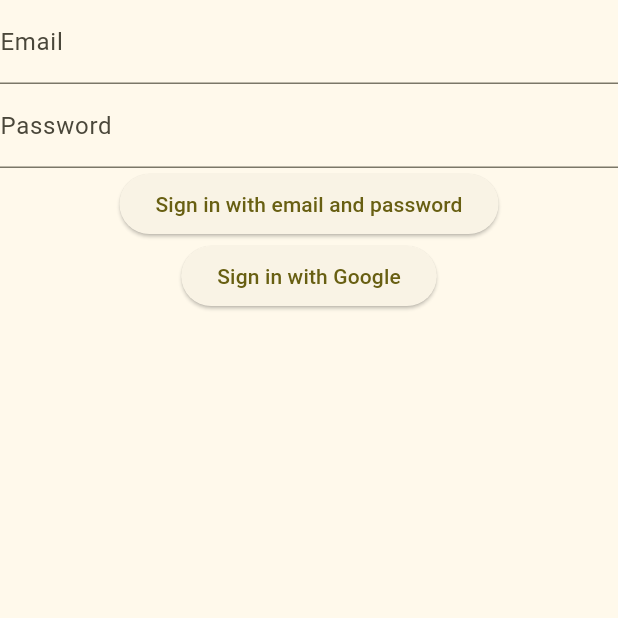
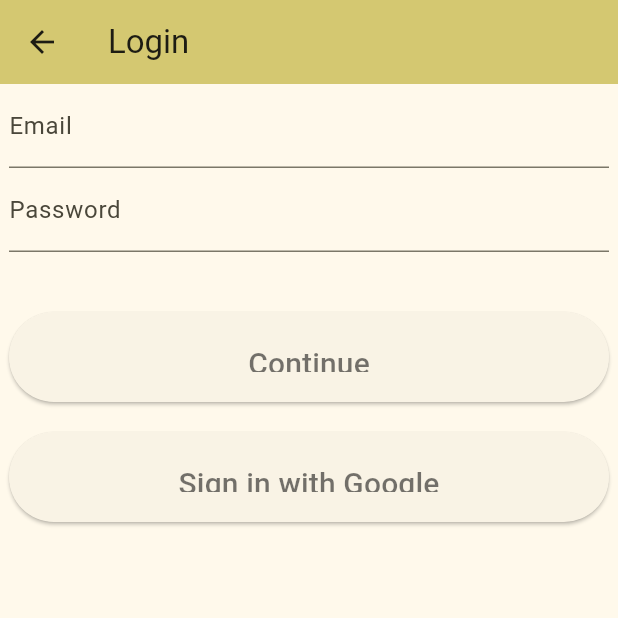
Before and after one commit to YukaChoco/group-introduce-app, a Flutter app: the LoginPage screen opened by its route, after a tap on "Sign in with Google", on a phone screen of 412 x 824 dp, the top half of it. Run offline on Flutter 3.47's test engine with Material 2 defaults, Android fonts, the light colour scheme and no system bars; our stand-ins replace cloud_firestore, firebase_auth, firebase_core, flutter_riverpod, google_sign_in; accounts and stored records are empty; network calls fail.

Commit message:
loginpageをwidgetsに分けた

```diff
--- a/lib/data/repository/firebase_auth_impl.dart
+++ b/lib/data/repository/firebase_auth_impl.dart
@@ -3,7 +3,6 @@
 import 'package:google_sign_in/google_sign_in.dart';
 import 'package:group_introduce_project/domain/model/firebase_auth.dart';
 import 'package:group_introduce_project/domain/repository/firebase_auth.dart';
-
 
 class FirebaseAuthRepository implements AuthRepository {
   final FirebaseAuth _firebaseAuth;
@@ -12,9 +11,11 @@
   FirebaseAuthRepository(this._firebaseAuth, this._googleSignIn);
 
   @override
-  Future<User?> signInWithEmailAndPassword(String email, String password) async {
+  Future<User?> signInWithEmailAndPassword(
+      String email, String password) async {
     try {
-      UserCredential userCredential = await _firebaseAuth.signInWithEmailAndPassword(
+      UserCredential userCredential =
+          await _firebaseAuth.signInWithEmailAndPassword(
         email: email,
         password: password,
       );
@@ -28,14 +29,31 @@
   Future<User?> signInWithGoogle() async {
     try {
       final googleSignInAccount = await _googleSignIn.signIn();
-      final googleSignInAuthentication = await googleSignInAccount!.authentication;
+      final googleSignInAuthentication =
+          await googleSignInAccount!.authentication;
 
       final credential = GoogleAuthProvider.credential(
         accessToken: googleSignInAuthentication.accessToken,
         idToken: googleSignInAuthentication.idToken,
       );
 
-      final userCredential = await _firebaseAuth.signInWithCredential(credential);
+      final userCredential =
+          await _firebaseAuth.signInWithCredential(credential);
+      return userCredential.user;
+    } catch (e) {
+      throw e;
+    }
+  }
+
+  @override
+  Future<User?> signUpWithEmailAndPassword(
+      String email, String password,String names) async {
+    try {
+      UserCredential userCredential =
+          await _firebaseAuth.createUserWithEmailAndPassword(
+        email: email,
+        password: password,
+      );
       return userCredential.user;
     } catch (e) {
       throw e;
@@ -48,9 +66,7 @@
   }
 }
 
-
-
-final authRepositoryProvider =Provider<AuthRepository>((ref) {
+final authRepositoryProvider = Provider<AuthRepository>((ref) {
   final firebaseAuth = ref.read(firebaseAuthProvider);
   final googleSignIn = ref.read(googleSignInProvider);
   return FirebaseAuthRepository(firebaseAuth, googleSignIn);
--- a/lib/data/repository/profile_impl.dart
+++ b/lib/data/repository/profile_impl.dart
@@ -7,6 +7,8 @@
   final FirebaseFirestore _firestore;
 
   FirestoreProfileRepository(this._firestore);
+
+
 
   @override
   Stream<List<Profile>> getOrgAllProfile(orgID) {
--- a/lib/domain/repository/firebase_auth.dart
+++ b/lib/domain/repository/firebase_auth.dart
@@ -3,5 +3,6 @@
 abstract class AuthRepository {
   Future<User?> signInWithEmailAndPassword(String email, String password);
   Future<User?> signInWithGoogle();
+  Future<User?> signUpWithEmailAndPassword(String email, String password, String name);
   Future<void> signOut();
 }
--- /dev/null
+++ b/lib/domain/repository/user.dart
@@ -0,0 +1,5 @@
+import 'package:group_introduce_project/domain/model/user.dart';
+
+abstract class UserRepository {
+  Future<void> addUser(CustomUser user);
+}
--- a/lib/presentation/views/login.dart
+++ b/lib/presentation/views/login.dart
@@ -1,9 +1,8 @@
-
-
-
 import 'package:flutter/material.dart';
 import 'package:flutter_riverpod/flutter_riverpod.dart';
-import 'package:group_introduce_project/domain/usecase/firebase_auth.dart';
+import 'package:group_introduce_project/presentation/widgets/login_text_field.dart';
+import 'package:group_introduce_project/presentation/widgets/sign_in_with_google.dart';
+import 'package:group_introduce_project/presentation/widgets/sign_in_with_email_and_password.dart';
 
 class LoginPage extends ConsumerWidget {
   final emailController = TextEditingController();
@@ -11,38 +10,22 @@
 
   @override
   Widget build(BuildContext context, WidgetRef ref) {
-    final signInWithEmailAndPassword = ref.read(signInWithEmailAndPasswordUseCaseProvider);
-    final signInWithGoogle = ref.read(signInWithGoogleUseCaseProvider);
-
     return Scaffold(
-      body: Column(
-        children: <Widget>[
-          TextField(
-            controller: emailController,
-            decoration: const InputDecoration(labelText: 'Email'),
-          ),
-          TextField(
-            controller: passwordController,
-            decoration: const InputDecoration(labelText: 'Password'),
-          ),
-          ElevatedButton(
-            child: const Text('Sign in with email and password'),
-            onPressed: () async {
-              final user = await signInWithEmailAndPassword.execute(
-                emailController.text,
-                passwordController.text,
-              );
-              // Do something with the user...
-            },
-          ),
-          ElevatedButton(
-            child: const Text('Sign in with Google'),
-            onPressed: () async {
-              final user = await signInWithGoogle.execute();
-              // Do something with the user...
-            },
-          ),
-        ],
+      appBar: AppBar(
+        backgroundColor: Theme.of(context).colorScheme.inversePrimary,
+        title: const Text("Login"),
+      ),
+      body: Center(
+        child: Column(
+          children: <Widget>[
+            LoginTextField(labelText: 'Email', controller: emailController),
+            LoginTextField(labelText: 'Password', controller: passwordController),
+            const SizedBox(height: 40),
+            const SignInWithEmailAndPasswordWidget(),
+            const SizedBox(height: 20), //
+            const SignInWithGoogleWidget(),
+          ],
+        ),
       ),
     );
   }
--- /dev/null
+++ b/lib/presentation/widgets/login_text_field.dart
@@ -0,0 +1,23 @@
+import 'package:flutter/material.dart';
+import 'package:flutter_riverpod/flutter_riverpod.dart';
+
+class LoginTextField extends ConsumerWidget {
+  const LoginTextField({
+    Key? key,
+    required this.labelText,
+    required this.controller,
+  }) : super(key: key);
+
+  final String labelText;
+  final TextEditingController controller;
+
+  @override
+  Widget build(BuildContext context, WidgetRef ref) {
+    return SizedBox(
+        width: 400,
+        child: TextField(
+          controller: controller,
+          decoration: InputDecoration(labelText: labelText),
+        ));
+  }
+}
--- /dev/null
+++ b/lib/presentation/widgets/sign_in_with_email_and_password.dart
@@ -0,0 +1,32 @@
+import 'package:flutter/material.dart';
+import 'package:flutter_riverpod/flutter_riverpod.dart';
+import 'package:group_introduce_project/domain/usecase/firebase_auth.dart';
+
+class SignInWithEmailAndPasswordWidget extends ConsumerWidget {
+  const SignInWithEmailAndPasswordWidget({Key? key}) : super(key: key);
+
+  @override
+  Widget build(BuildContext context, WidgetRef ref) {
+    final signInWithEmailAndPassword =
+        ref.read(signInWithEmailAndPasswordUseCaseProvider);
+    final emailController = TextEditingController();
+    final passwordController = TextEditingController();
+
+    return ElevatedButton(
+      onPressed: () async {
+        await signInWithEmailAndPassword.execute(
+          emailController.text,
+          passwordController.text,
+        );
+      },
+      style: ElevatedButton.styleFrom(
+        padding: const EdgeInsets.all(20),
+        fixedSize: const Size(400, 60),
+      ),
+      child: const Text(
+        'Continue',
+        style: TextStyle(color: Colors.black54, fontSize: 20),
+      ),
+    );
+  }
+}
--- /dev/null
+++ b/lib/presentation/widgets/sign_in_with_google.dart
@@ -0,0 +1,24 @@
+import 'package:flutter/material.dart';
+import 'package:flutter_riverpod/flutter_riverpod.dart';
+import 'package:group_introduce_project/domain/usecase/firebase_auth.dart';
+
+class SignInWithGoogleWidget extends ConsumerWidget {
+  const SignInWithGoogleWidget({Key? key}) : super(key: key);
+
+  @override
+  Widget build(BuildContext context, WidgetRef ref) {
+    final signInWithGoogle = ref.read(signInWithGoogleUseCaseProvider);
+    return ElevatedButton(
+      onPressed: () async {
+        await signInWithGoogle.execute();
+        // Do something with the user...
+      },
+      style: ElevatedButton.styleFrom(
+          padding: const EdgeInsets.all(20), fixedSize: const Size(400, 60)),
+      child: const Text(
+        'Sign in with Google',
+        style: TextStyle(color: Colors.black54, fontSize: 20),
+      ),
+    );
+  }
+}
```
Also changed, not shown: lib/data/repository/user_impl.dart (added, +23 -0 lines), lib/domain/model/user.dart (added, +13 -0 lines), lib/domain/usecase/firebase_auth.dart (+30 -4 lines), lib/domain/usecase/profile.dart (+4 -3 lines), lib/data/data_source/local/counter.dart (deleted), 1 other file.
